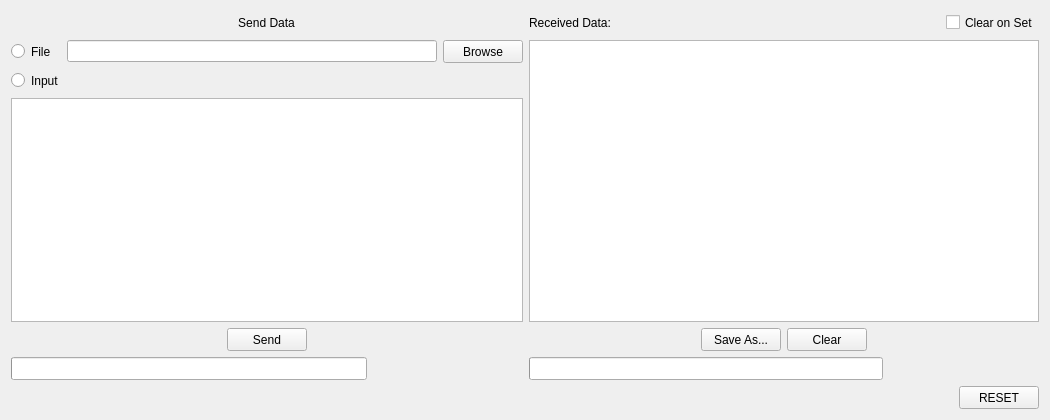
Above: src/user-interfaces/gui-data-transmit.ui from Donn13Darko/uC_Interfacer before the change. Below: the same form after it.
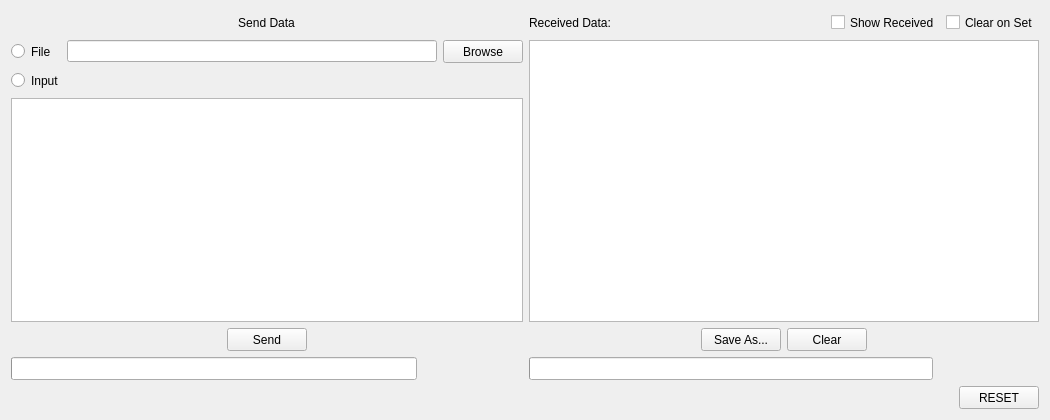
That is the form after the change.

Commit message: Moved to qtemporary file to store recv data, allows transfer of large scale data when not displaying in the qplaintextedit

Diff of the .ui file:
```diff
--- a/src/user-interfaces/gui-data-transmit.ui
+++ b/src/user-interfaces/gui-data-transmit.ui
@@ -215,7 +215,7 @@
          </property>
          <property name="minimumSize">
           <size>
-           <width>150</width>
+           <width>100</width>
            <height>23</height>
           </size>
          </property>
@@ -270,6 +270,25 @@
          </property>
         </spacer>
        </item>
+       <item>
+        <widget class="QCheckBox" name="RecvShowRecv_CheckBox">
+         <property name="sizePolicy">
+          <sizepolicy hsizetype="Fixed" vsizetype="Fixed">
+           <horstretch>0</horstretch>
+           <verstretch>0</verstretch>
+          </sizepolicy>
+         </property>
+         <property name="minimumSize">
+          <size>
+           <width>90</width>
+           <height>23</height>
+          </size>
+         </property>
+         <property name="text">
+          <string>Show Received</string>
+         </property>
+        </widget>
+       </item>
        <item>
         <widget class="QCheckBox" name="RecvClearOnSet_CheckBox">
          <property name="sizePolicy">
@@ -424,7 +443,7 @@
          </property>
          <property name="minimumSize">
           <size>
-           <width>150</width>
+           <width>100</width>
            <height>23</height>
           </size>
          </property>
```
The commit also changes 12 other files.
